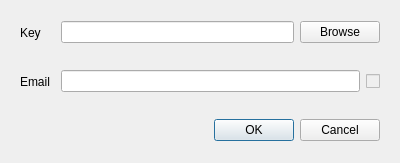
The window that License_Function/registerdialog.ui (orientalinformation/foamnode) describes before a commit, drawn with Qt 5.
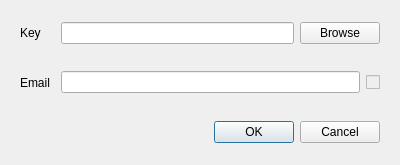
The same window after the commit.

```diff
--- a/License_Function/registerdialog.ui
+++ b/License_Function/registerdialog.ui
@@ -7,7 +7,7 @@
     <x>0</x>
     <y>0</y>
     <width>400</width>
-    <height>163</height>
+    <height>165</height>
    </rect>
   </property>
   <property name="windowTitle">
```
